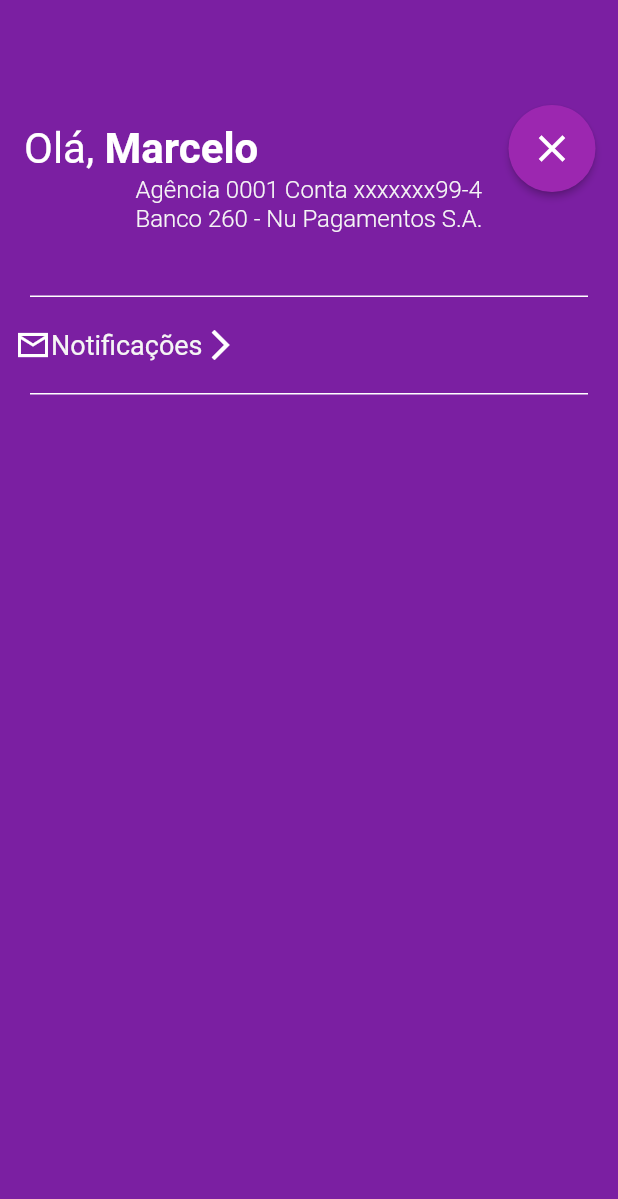
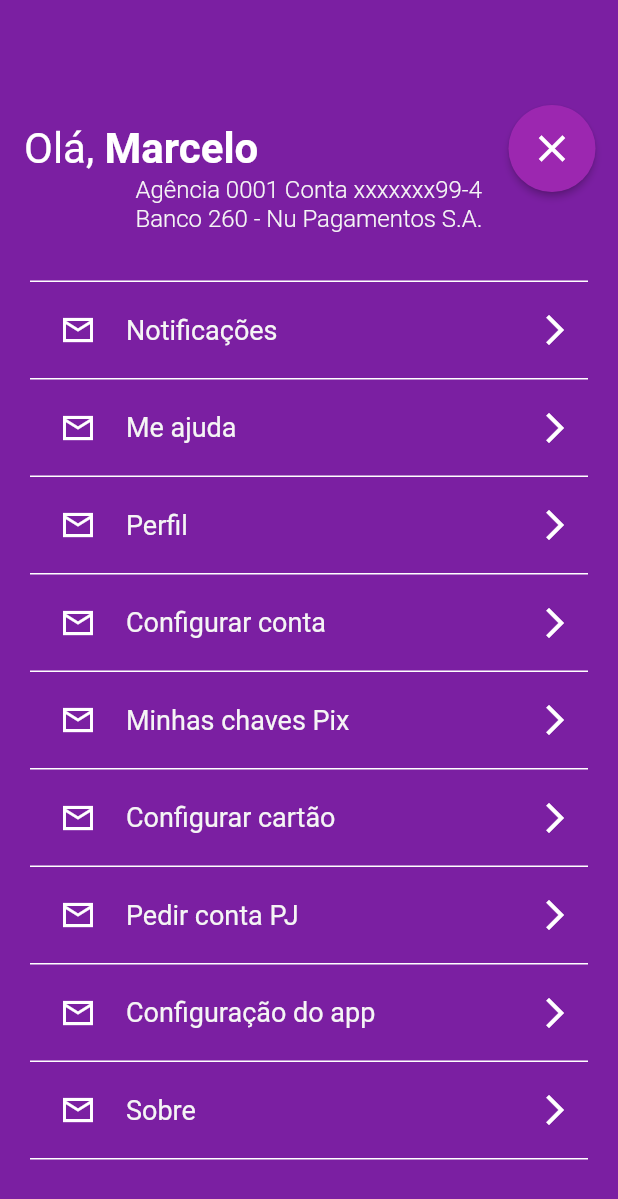
Before and after one commit to M-antunes/Nubank_copy, a Flutter app: the SettingsPage screen opened directly, on a phone screen of 412 x 824 dp. Shown: the top 1199 px of the screen. Run offline on Flutter 3.47's test engine with Material 2 defaults, Android fonts, the light colour scheme and no system bars; our stand-ins replace google_fonts.

Commit message:
getting rid of unecessary widgets

```diff
--- a/lib/Modules/Settings_page/Settings_page.dart
+++ b/lib/Modules/Settings_page/Settings_page.dart
@@ -9,6 +9,7 @@ class SettingsPage extends StatelessWidget {
 
   @override
   Widget build(BuildContext context) {
+    final size = MediaQuery.of(context).size;
     return Scaffold(
       backgroundColor: AppColors.primary,
       appBar: PreferredSize(
@@ -55,26 +56,61 @@ class SettingsPage extends StatelessWidget {
               ),
             ),
           ),
-          IntrinsicHeight(
+          Expanded(
+            child: SingleChildScrollView(
               child: Container(
-              height: 125,
+                height: size.height,
                 child: ListView(
-                scrollDirection: Axis.vertical,
+                  physics: NeverScrollableScrollPhysics(),
                   children: [
-                  Padding(
-                    padding: EdgeInsets.only(top: 30, left: 20, right: 20),
-                    child: Divider(
-                      height: 1,
-                      thickness: 1,
-                      color: AppColors.secondary,
-                    ),
+                    SettingsPageWidget(
+                      hasDivider: true,
+                      infoIcon: Icons.mail_outline_sharp,
+                      text: "Notificações",
+                      arrowIcon: Icons.arrow_forward_ios_sharp,
                     ),
                     SettingsPageWidget(
                       infoIcon: Icons.mail_outline_sharp,
-                    text: "Notificações",
+                      text: "Me ajuda",
                       arrowIcon: Icons.arrow_forward_ios_sharp,
-                  )
+                    ),
+                    SettingsPageWidget(
+                      infoIcon: Icons.mail_outline_sharp,
+                      text: "Perfil",
+                      arrowIcon: Icons.arrow_forward_ios_sharp,
+                    ),
+                    SettingsPageWidget(
+                      infoIcon: Icons.mail_outline_sharp,
+                      text: "Configurar conta",
+                      arrowIcon: Icons.arrow_forward_ios_sharp,
+                    ),
+                    SettingsPageWidget(
+                      infoIcon: Icons.mail_outline_sharp,
+                      text: "Minhas chaves Pix",
+                      arrowIcon: Icons.arrow_forward_ios_sharp,
+                    ),
+                    SettingsPageWidget(
+                      infoIcon: Icons.mail_outline_sharp,
+                      text: "Configurar cartão",
+                      arrowIcon: Icons.arrow_forward_ios_sharp,
+                    ),
+                    SettingsPageWidget(
+                      infoIcon: Icons.mail_outline_sharp,
+                      text: "Pedir conta PJ",
+                      arrowIcon: Icons.arrow_forward_ios_sharp,
+                    ),
+                    SettingsPageWidget(
+                      infoIcon: Icons.mail_outline_sharp,
+                      text: "Configuração do app",
+                      arrowIcon: Icons.arrow_forward_ios_sharp,
+                    ),
+                    SettingsPageWidget(
+                      infoIcon: Icons.mail_outline_sharp,
+                      text: "Sobre",
+                      arrowIcon: Icons.arrow_forward_ios_sharp,
+                    ),
                   ],
+                ),
               ),
             ),
           ),
--- a/lib/shared/widgets/settings_page_widgets/settings_page_widget.dart
+++ b/lib/shared/widgets/settings_page_widgets/settings_page_widget.dart
@@ -7,28 +7,36 @@ class SettingsPageWidget extends StatelessWidget {
   final IconData infoIcon;
   final String text;
   final IconData arrowIcon;
+  final bool hasDivider;
   const SettingsPageWidget({
     Key? key,
     required this.infoIcon,
     required this.text,
     required this.arrowIcon,
+    this.hasDivider = false,
   }) : super(key: key);
 
   @override
   Widget build(BuildContext context) {
     return Column(
       children: [
+        dividerCheck(),
         Padding(
-          padding: const EdgeInsets.only(top: 20, right: 30, left: 10),
+          padding: const EdgeInsets.only(top: 20, right: 30, left: 40),
           child: Row(
             children: [
               Icon(
                 infoIcon,
                 color: AppColors.secondary,
               ),
-              Text(
-                text,
-                style: TextStyles.settingOptions,
+              SizedBox(
+                width: 20,
+              ),
+              Expanded(
+                child: Text(
+                  text,
+                  style: TextStyles.settingOptions,
+                ),
               ),
               Icon(
                 arrowIcon,
@@ -48,4 +56,17 @@ class SettingsPageWidget extends StatelessWidget {
       ],
     );
   }
+
+  Widget dividerCheck() {
+    if (hasDivider)
+      return Padding(
+        padding: EdgeInsets.only(top: 20, left: 20, right: 20),
+        child: Divider(
+          height: 1,
+          thickness: 1,
+          color: AppColors.secondary,
+        ),
+      );
+    return Container();
+  }
 }
```
Also changed, not shown: lib/Modules/home/home_page.dart (+48 -41 lines), lib/shared/widgets/navigation_bar_widget/navigation_bar_widget.dart (renamed from lib/shared/widgets/navigation_bar_widgets/navigation_bar_multi_words_widget.dart, +10 -18 lines), lib/shared/widgets/navigation_bar_widgets/navigation_bar_single_word_widget.dart (deleted, +0 -56 lines). Lines whose indentation alone changed are shown as unchanged.
